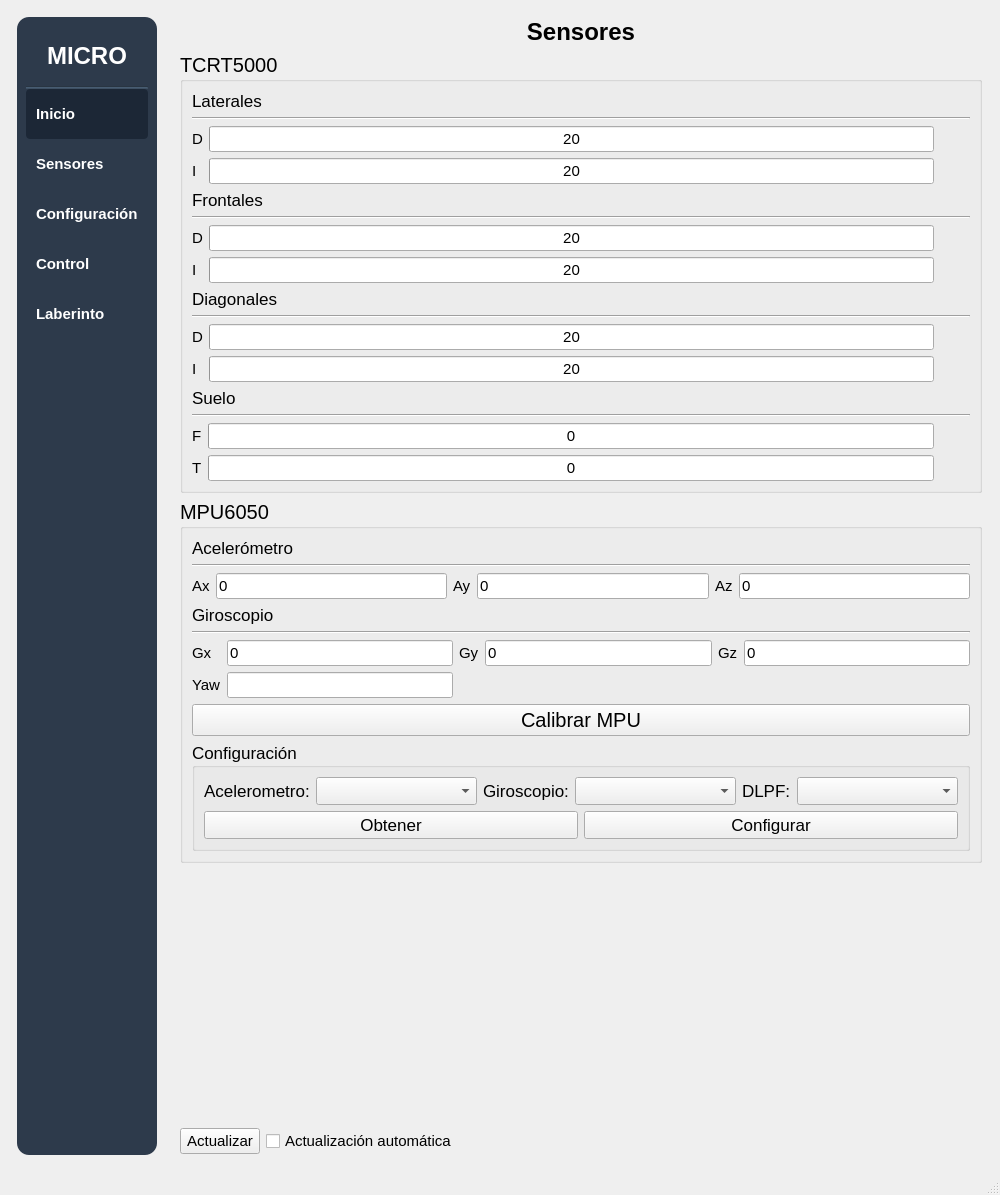
Old version of the form HMI_MICROMOUSE_V4/mainwindow.ui in the repository IvanLeiCas22/MICROCONTROLADORES.
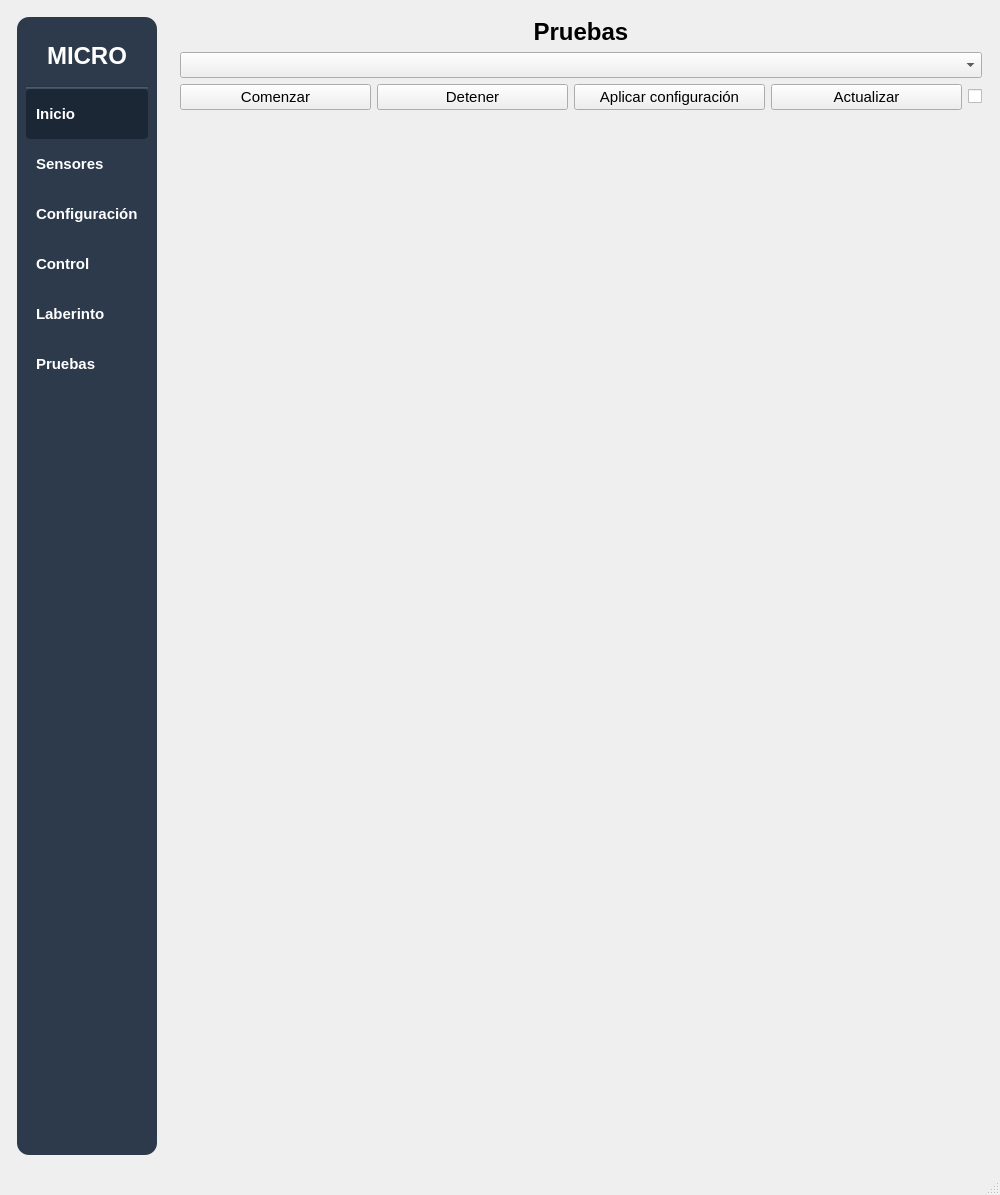
New version of the form.

Commit message: Agregar banco de pruebas de giro suave

```diff
--- a/HMI_MICROMOUSE_V4/mainwindow.ui
+++ b/HMI_MICROMOUSE_V4/mainwindow.ui
@@ -286,6 +286,46 @@
          </property>
         </widget>
        </item>
+       <item>
+        <widget class="QPushButton" name="btnPruebas">
+         <property name="minimumSize">
+          <size>
+           <width>0</width>
+           <height>50</height>
+          </size>
+         </property>
+         <property name="font">
+          <font>
+           <pointsize>11</pointsize>
+           <bold>true</bold>
+          </font>
+         </property>
+         <property name="styleSheet">
+          <string notr="true">QPushButton {
+  background-color: #2d3a4b;
+  color: white;
+  border-radius: 4px;
+  padding: 10px;
+  font-weight: bold;
+  text-align: left;
+}
+
+QPushButton:hover {
+  background-color: rgb(174, 188, 191);
+}
+
+QPushButton:checked {
+  background-color: rgb(28, 39, 54);
+}</string>
+         </property>
+         <property name="text">
+          <string>Pruebas</string>
+         </property>
+         <property name="checkable">
+          <bool>true</bool>
+         </property>
+        </widget>
+       </item>
        <item>
         <spacer name="verticalSpacer">
          <property name="orientation">
@@ -305,7 +345,7 @@
     <item>
      <widget class="QStackedWidget" name="stackedScreens">
       <property name="currentIndex">
-       <number>1</number>
+       <number>4</number>
       </property>
       <widget class="QWidget" name="pageHome">
        <layout class="QVBoxLayout" name="verticalLayout_2">
@@ -2906,6 +2946,104 @@
         </item>
        </layout>
       </widget>
+      <widget class="QWidget" name="pagePruebas">
+       <layout class="QVBoxLayout" name="verticalLayout_27" stretch="0,0,0,1,1">
+        <item>
+         <widget class="QLabel" name="titleHome_3">
+          <property name="sizePolicy">
+           <sizepolicy hsizetype="Preferred" vsizetype="Preferred">
+            <horstretch>0</horstretch>
+            <verstretch>0</verstretch>
+           </sizepolicy>
+          </property>
+          <property name="font">
+           <font>
+            <pointsize>18</pointsize>
+            <bold>true</bold>
+           </font>
+          </property>
+          <property name="text">
+           <string>Pruebas</string>
+          </property>
+          <property name="alignment">
+           <set>Qt::AlignmentFlag::AlignCenter</set>
+          </property>
+         </widget>
+        </item>
+        <item>
+         <widget class="QComboBox" name="comboPrimitiveTest"/>
+        </item>
+        <item>
+         <layout class="QHBoxLayout" name="horizontalLayout_29" stretch="1,1,1,1,0">
+          <item>
+           <widget class="QPushButton" name="btnPrimitiveStart">
+            <property name="text">
+             <string>Comenzar</string>
+            </property>
+           </widget>
+          </item>
+          <item>
+           <widget class="QPushButton" name="btnPrimitiveStop">
+            <property name="text">
+             <string>Detener</string>
+            </property>
+           </widget>
+          </item>
+          <item>
+           <widget class="QPushButton" name="btnPrimitiveApplyConfig">
+            <property name="text">
+             <string>Aplicar configuración</string>
+            </property>
+           </widget>
+          </item>
+          <item>
+           <widget class="QPushButton" name="btnPrimitiveUpdateStatus">
+            <property name="text">
+             <string>Actualizar</string>
+            </property>
+           </widget>
+          </item>
+          <item>
+           <widget class="QCheckBox" name="chkPrimitiveAutoUpdate">
+            <property name="sizePolicy">
+             <sizepolicy hsizetype="Minimum" vsizetype="Fixed">
+              <horstretch>0</horstretch>
+              <verstretch>0</verstretch>
+             </sizepolicy>
+            </property>
+            <property name="text">
+             <string/>
+            </property>
+           </widget>
+          </item>
+         </layout>
+        </item>
+        <item>
+         <widget class="QStackedWidget" name="stackedPrimitiveConfig">
+          <property name="currentIndex">
+           <number>2</number>
+          </property>
+          <widget class="QWidget" name="pagePrimitiveConfigSmooth"/>
+          <widget class="QWidget" name="pagePrimitiveConfigStraight"/>
+          <widget class="QWidget" name="pagePrimitiveConfigWallFollow"/>
+          <widget class="QWidget" name="pagePrimitiveConfigPivot"/>
+          <widget class="QWidget" name="pagePrimitiveConfigBraking"/>
+         </widget>
+        </item>
+        <item>
+         <widget class="QStackedWidget" name="stackedPrimitiveTelemetry">
+          <property name="currentIndex">
+           <number>2</number>
+          </property>
+          <widget class="QWidget" name="pagePrimitiveTelemetrySmooth"/>
+          <widget class="QWidget" name="pagePrimitiveTelemetryStraight"/>
+          <widget class="QWidget" name="pagePrimitiveTelemetryWallFollow"/>
+          <widget class="QWidget" name="pagePrimitiveTelemetryPivot"/>
+          <widget class="QWidget" name="pagePrimitiveTelemetryBraking"/>
+         </widget>
+        </item>
+       </layout>
+      </widget>
       <widget class="QWidget" name="pageLaberinth">
        <layout class="QVBoxLayout" name="verticalLayout_24">
         <item>
```
The commit also changes 5 other files.
